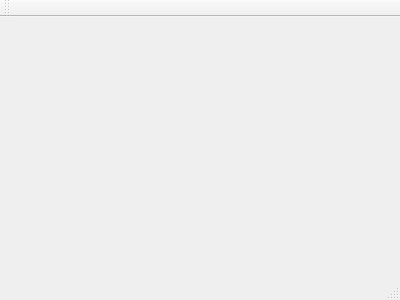
The window that mainwindow.ui (Michael-A-D/HelloWorlds) describes before a commit, drawn with Qt 5.
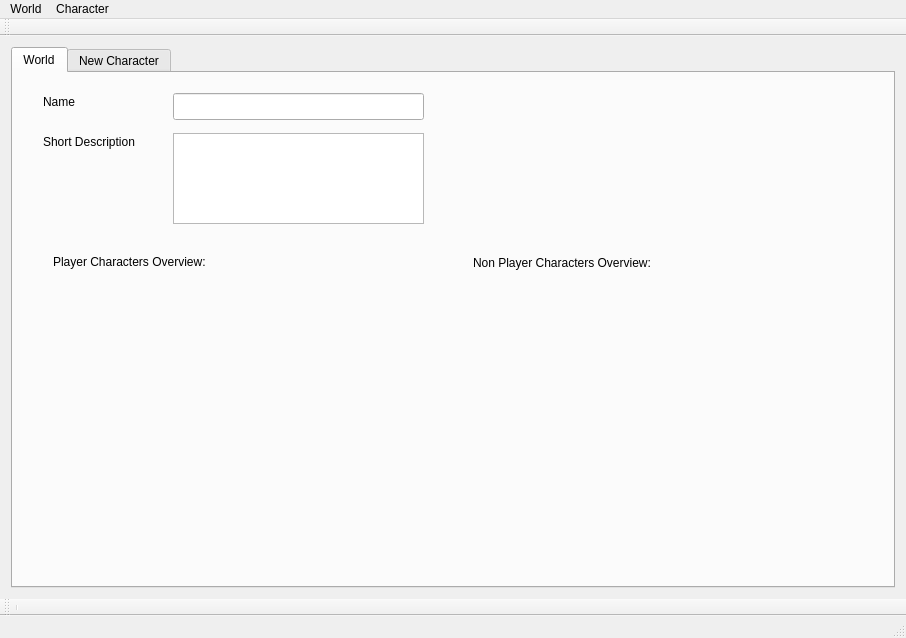
The same window after the commit.

```diff
--- a/mainwindow.ui
+++ b/mainwindow.ui
@@ -1,24 +1,242 @@
 <ui version="4.0">
  <class>MainWindow</class>
- <widget class="QMainWindow" name="MainWindow" >
-  <property name="geometry" >
+ <widget class="QMainWindow" name="MainWindow">
+  <property name="geometry">
    <rect>
     <x>0</x>
     <y>0</y>
-    <width>400</width>
-    <height>300</height>
+    <width>906</width>
+    <height>638</height>
    </rect>
   </property>
   <property name="windowTitle" >
    <string>MainWindow</string>
   </property>
-  <widget class="QMenuBar" name="menuBar" />
-  <widget class="QToolBar" name="mainToolBar" />
-  <widget class="QWidget" name="centralWidget" />
-  <widget class="QStatusBar" name="statusBar" />
+  <widget class="QWidget" name="centralWidget">
+   <layout class="QGridLayout" name="gridLayout">
+    <item row="0" column="0">
+     <widget class="QTabWidget" name="charactersTab">
+      <property name="currentIndex">
+       <number>0</number>
+      </property>
+      <widget class="QWidget" name="World">
+       <attribute name="title">
+        <string>World</string>
+       </attribute>
+       <widget class="QLineEdit" name="lineEdit">
+        <property name="geometry">
+         <rect>
+          <x>160</x>
+          <y>20</y>
+          <width>251</width>
+          <height>27</height>
+         </rect>
+        </property>
+       </widget>
+       <widget class="QLabel" name="label">
+        <property name="geometry">
+         <rect>
+          <x>30</x>
+          <y>20</y>
+          <width>67</width>
+          <height>17</height>
+         </rect>
+        </property>
+        <property name="text">
+         <string>Name</string>
+        </property>
+       </widget>
+       <widget class="QPlainTextEdit" name="plainTextEdit">
+        <property name="geometry">
+         <rect>
+          <x>160</x>
+          <y>60</y>
+          <width>251</width>
+          <height>91</height>
+         </rect>
+        </property>
+       </widget>
+       <widget class="QLabel" name="label_2">
+        <property name="geometry">
+         <rect>
+          <x>30</x>
+          <y>60</y>
+          <width>121</width>
+          <height>17</height>
+         </rect>
+        </property>
+        <property name="text">
+         <string>Short Description</string>
+        </property>
+       </widget>
+       <widget class="QLabel" name="label_3">
+        <property name="geometry">
+         <rect>
+          <x>40</x>
+          <y>180</y>
+          <width>351</width>
+          <height>17</height>
+         </rect>
+        </property>
+        <property name="text">
+         <string>Player Characters Overview:</string>
+        </property>
+       </widget>
+       <widget class="QLabel" name="label_4">
+        <property name="geometry">
+         <rect>
+          <x>460</x>
+          <y>180</y>
+          <width>371</width>
+          <height>20</height>
+         </rect>
+        </property>
+        <property name="text">
+         <string>Non Player Characters Overview:</string>
+        </property>
+       </widget>
+       <widget class="QScrollArea" name="PCO">
+        <property name="geometry">
+         <rect>
+          <x>130</x>
+          <y>310</y>
+          <width>1</width>
+          <height>1</height>
+         </rect>
+        </property>
+        <property name="widgetResizable">
+         <bool>true</bool>
+        </property>
+        <widget class="QWidget" name="PCOC">
+         <property name="geometry">
+          <rect>
+           <x>0</x>
+           <y>0</y>
+           <width>16</width>
+           <height>16</height>
+          </rect>
+         </property>
+        </widget>
+       </widget>
+       <widget class="QScrollArea" name="NPCO">
+        <property name="geometry">
+         <rect>
+          <x>450</x>
+          <y>290</y>
+          <width>1</width>
+          <height>1</height>
+         </rect>
+        </property>
+        <property name="widgetResizable">
+         <bool>true</bool>
+        </property>
+        <widget class="QWidget" name="NPCOC">
+         <property name="geometry">
+          <rect>
+           <x>0</x>
+           <y>0</y>
+           <width>16</width>
+           <height>16</height>
+          </rect>
+         </property>
+        </widget>
+       </widget>
+      </widget>
+      <widget class="QWidget" name="Char1">
+       <attribute name="title">
+        <string>New Character</string>
+       </attribute>
+      </widget>
+     </widget>
+    </item>
+   </layout>
+  </widget>
+  <widget class="QMenuBar" name="menuBar">
+   <property name="geometry">
+    <rect>
+     <x>0</x>
+     <y>0</y>
+     <width>906</width>
+     <height>25</height>
+    </rect>
+   </property>
+   <widget class="QMenu" name="menuFile">
+    <property name="title">
+     <string>World</string>
+    </property>
+    <addaction name="actionNew_World"/>
+    <addaction name="actionSave_World_As"/>
+    <addaction name="actionLoad_World"/>
+   </widget>
+   <widget class="QMenu" name="menuCharacter">
+    <property name="title">
+     <string>Character</string>
+    </property>
+    <addaction name="actionSave"/>
+    <addaction name="actionSave_as"/>
+    <addaction name="actionLoad"/>
+   </widget>
+   <addaction name="menuFile"/>
+   <addaction name="menuCharacter"/>
+  </widget>
+  <widget class="QToolBar" name="mainToolBar">
+   <attribute name="toolBarArea">
+    <enum>BottomToolBarArea</enum>
+   </attribute>
+   <attribute name="toolBarBreak">
+    <bool>false</bool>
+   </attribute>
+   <addaction name="separator"/>
+  </widget>
+  <widget class="QToolBar" name="toolBar">
+   <property name="windowTitle">
+    <string>toolBar</string>
+   </property>
+   <attribute name="toolBarArea">
+    <enum>TopToolBarArea</enum>
+   </attribute>
+   <attribute name="toolBarBreak">
+    <bool>false</bool>
+   </attribute>
+  </widget>
+  <widget class="QStatusBar" name="statusBar"/>
+  <action name="actionNew_World">
+   <property name="text">
+    <string>Save</string>
+   </property>
+  </action>
+  <action name="actionSave_World_As">
+   <property name="text">
+    <string>Save as</string>
+   </property>
+  </action>
+  <action name="actionLoad_World">
+   <property name="text">
+    <string>Load</string>
+   </property>
+  </action>
+  <action name="actionImport_Character">
+   <property name="text">
+    <string>Import Character</string>
+   </property>
+  </action>
+  <action name="actionSave">
+   <property name="text">
+    <string>Save</string>
+   </property>
+  </action>
+  <action name="actionSave_as">
+   <property name="text">
+    <string>Save as</string>
+   </property>
+  </action>
+  <action name="actionLoad">
+   <property name="text">
+    <string>Load</string>
+   </property>
+  </action>
  </widget>
- <layoutDefault spacing="6" margin="11" />
- <pixmapfunction></pixmapfunction>
+ <layoutdefault spacing="6" margin="11"/>
  <resources/>
  <connections/>
 </ui>
```
Left out of the diff: 3 changed lines with no effect on the pictures.
